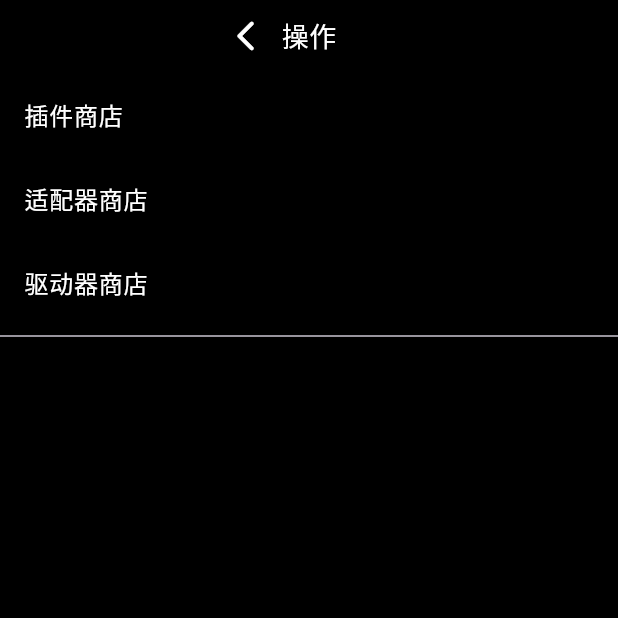
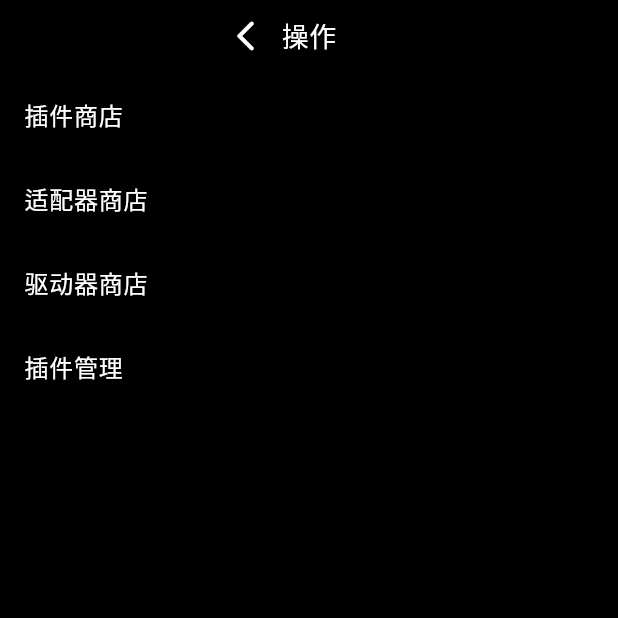
Before and after one commit to NonebotGUI/nonebot-webui-wear, a Flutter app: the ManageList screen opened directly, on a phone screen of 412 x 824 dp, the top half of it. Run offline on Flutter 3.47's test engine with Material 3 defaults, Android fonts, the phone set to English and light mode, and no system bars; our stand-ins replace marquee, shared_preferences; accounts and stored records are empty.

```diff
--- a/lib/ui/manage/list.dart
+++ b/lib/ui/manage/list.dart
@@ -1,7 +1,7 @@
 // import 'package:nonebot_webui_wear/ui/manage/env.dart';
 import 'package:nonebot_webui_wear/ui/manage/adapter.dart';
 import 'package:nonebot_webui_wear/ui/manage/driver.dart';
-// import 'package:nonebot_webui_wear/ui/manage/manage_plugin.dart';
+import 'package:nonebot_webui_wear/ui/manage/manage_plugin.dart';
 import 'package:nonebot_webui_wear/ui/manage/plugin.dart';
 import 'package:flutter/material.dart';
 
@@ -92,20 +92,21 @@ class _HomeScreenState extends State<ManageList> {
                     title: Text('驱动器商店', style: TextStyle(color: Colors.white)),
                   ),
                 ),
-                const Divider(),
-                // InkWell(
-                //   onTap: () {
-                //     Navigator.push(
-                //       context,
-                //       MaterialPageRoute(
-                //         builder: (context) {
-                //           return const ManagePlugin();
-                //         },
-                //       ),
-                //     );
-                //   },
-                //   child: const ListTile(title: Text('插件管理')),
-                // ),
+                InkWell(
+                  onTap: () {
+                    Navigator.push(
+                      context,
+                      MaterialPageRoute(
+                        builder: (context) {
+                          return const ManagePlugin();
+                        },
+                      ),
+                    );
+                  },
+                  child: const ListTile(
+                    title: Text('插件管理', style: TextStyle(color: Colors.white)),
+                  ),
+                ),
                 // const Divider(),
                 // InkWell(
                 //   onTap: () {
```
